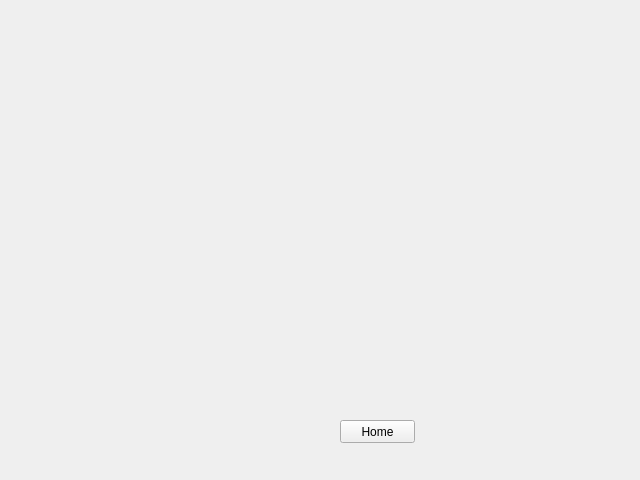
Qt form filterWindow.ui (qorgh346/KGU_MultiMedia_Hobe) before a commit.
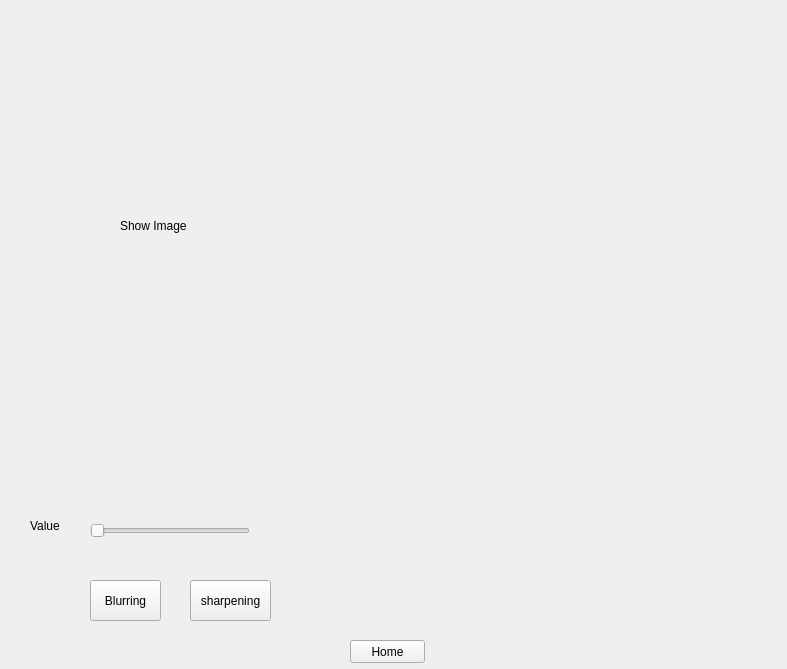
The same form after that commit.

Patch:
```diff
--- a/filterWindow.ui
+++ b/filterWindow.ui
@@ -6,8 +6,8 @@
    <rect>
     <x>0</x>
     <y>0</y>
-    <width>640</width>
-    <height>480</height>
+    <width>787</width>
+    <height>669</height>
    </rect>
   </property>
   <property name="windowTitle">
@@ -16,8 +16,8 @@
   <widget class="QPushButton" name="home">
    <property name="geometry">
     <rect>
-     <x>340</x>
-     <y>420</y>
+     <x>350</x>
+     <y>640</y>
      <width>75</width>
      <height>23</height>
     </rect>
@@ -26,6 +26,105 @@
     <string>Home</string>
    </property>
   </widget>
+  <widget class="QLabel" name="view_result">
+   <property name="geometry">
+    <rect>
+     <x>120</x>
+     <y>30</y>
+     <width>541</width>
+     <height>391</height>
+    </rect>
+   </property>
+   <property name="text">
+    <string>Show Image</string>
+   </property>
+   <property name="textFormat">
+    <enum>Qt::AutoText</enum>
+   </property>
+   <property name="scaledContents">
+    <bool>false</bool>
+   </property>
+  </widget>
+  <widget class="QPushButton" name="blurBtn">
+   <property name="enabled">
+    <bool>true</bool>
+   </property>
+   <property name="geometry">
+    <rect>
+     <x>90</x>
+     <y>580</y>
+     <width>71</width>
+     <height>41</height>
+    </rect>
+   </property>
+   <property name="mouseTracking">
+    <bool>false</bool>
+   </property>
+   <property name="acceptDrops">
+    <bool>false</bool>
+   </property>
+   <property name="text">
+    <string>Blurring</string>
+   </property>
+  </widget>
+  <widget class="QPushButton" name="sharpBtn">
+   <property name="geometry">
+    <rect>
+     <x>190</x>
+     <y>580</y>
+     <width>81</width>
+     <height>41</height>
+    </rect>
+   </property>
+   <property name="text">
+    <string>sharpening</string>
+   </property>
+  </widget>
+  <widget class="QSlider" name="hsKValue">
+   <property name="geometry">
+    <rect>
+     <x>90</x>
+     <y>520</y>
+     <width>160</width>
+     <height>22</height>
+    </rect>
+   </property>
+   <property name="acceptDrops">
+    <bool>false</bool>
+   </property>
+   <property name="orientation">
+    <enum>Qt::Horizontal</enum>
+   </property>
+  </widget>
+  <widget class="QLabel" name="label_2">
+   <property name="geometry">
+    <rect>
+     <x>30</x>
+     <y>520</y>
+     <width>56</width>
+     <height>12</height>
+    </rect>
+   </property>
+   <property name="acceptDrops">
+    <bool>false</bool>
+   </property>
+   <property name="text">
+    <string>Value</string>
+   </property>
+  </widget>
+  <widget class="QLabel" name="setKvalue">
+   <property name="geometry">
+    <rect>
+     <x>280</x>
+     <y>520</y>
+     <width>56</width>
+     <height>12</height>
+    </rect>
+   </property>
+   <property name="text">
+    <string/>
+   </property>
+  </widget>
  </widget>
  <resources/>
  <connections/>
```
